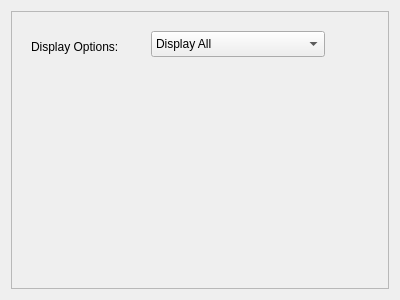
Before: the Qt Designer form GUI_Mohamamd_2/QuantitativeAnalysisDisplay.ui in mobeigi/Algorithmic-Trading, drawn with Qt 5.
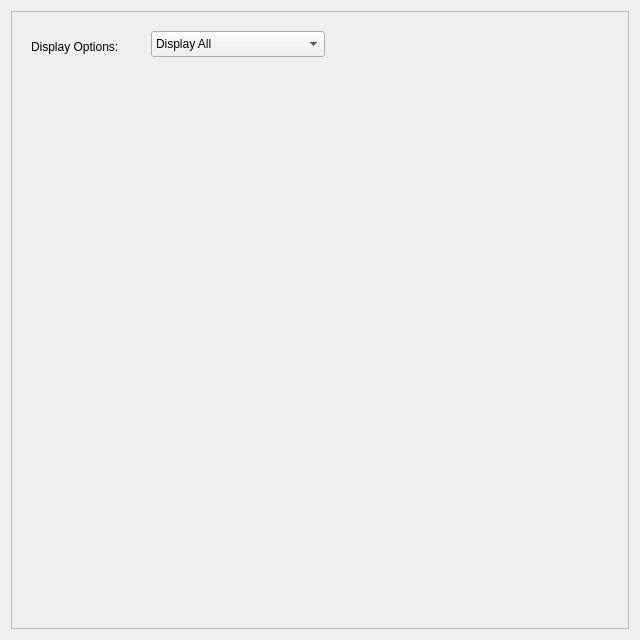
After: the same form once the commit is applied.

```diff
--- a/GUI_Mohamamd_2/QuantitativeAnalysisDisplay.ui
+++ b/GUI_Mohamamd_2/QuantitativeAnalysisDisplay.ui
@@ -6,8 +6,8 @@
    <rect>
     <x>0</x>
     <y>0</y>
-    <width>400</width>
-    <height>300</height>
+    <width>640</width>
+    <height>640</height>
    </rect>
   </property>
   <property name="windowTitle">
@@ -24,8 +24,8 @@
        <rect>
         <x>0</x>
         <y>0</y>
-        <width>374</width>
-        <height>274</height>
+        <width>616</width>
+        <height>616</height>
        </rect>
       </property>
       <layout class="QVBoxLayout" name="verticalLayout">
```
